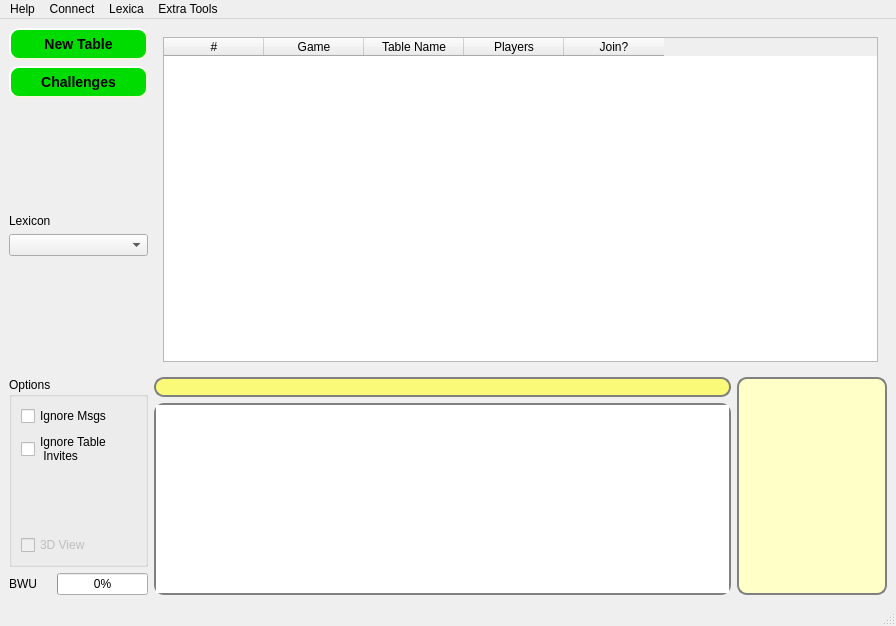
First picture: the form in aerolith/trunk/src/aerolithclient/mainwindow.ui, repository domino14/aerolithdesktop, before the edit.
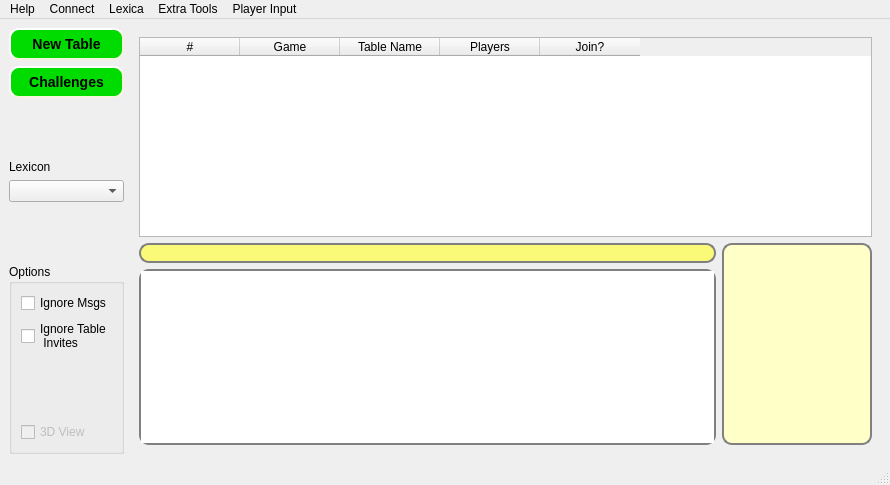
Second picture: the form after the edit. Custom widgets are drawn as their Qt base class.

What changed in the file:
```diff
--- a/aerolith/trunk/src/aerolithclient/mainwindow.ui
+++ b/aerolith/trunk/src/aerolithclient/mainwindow.ui
@@ -7,7 +7,7 @@
     <x>0</x>
     <y>0</y>
     <width>890</width>
-    <height>626</height>
+    <height>485</height>
    </rect>
   </property>
   <property name="baseSize">
@@ -21,7 +21,7 @@
   </property>
   <widget class="QWidget" name="centralwidget">
    <layout class="QGridLayout" name="gridLayout_3">
-    <item row="0" column="0" colspan="2">
+    <item row="0" column="0">
      <widget class="QPushButton" name="pushButtonNewTable">
       <property name="focusPolicy">
        <enum>Qt::NoFocus</enum>
@@ -51,7 +51,7 @@
       </property>
      </widget>
     </item>
-    <item row="0" column="2" rowspan="9">
+    <item row="0" column="1" rowspan="7">
      <widget class="QStackedWidget" name="stackedWidget">
       <property name="currentIndex">
        <number>0</number>
@@ -59,6 +59,8 @@
       <widget class="QWidget" name="page">
        <layout class="QGridLayout" name="gridLayout_2">
         <item row="0" column="0">
+         <layout class="QVBoxLayout" name="verticalLayout_2">
+          <item>
          <widget class="QTableWidget" name="roomTableWidget">
           <property name="sizePolicy">
            <sizepolicy hsizetype="Expanding" vsizetype="Expanding">
@@ -69,7 +71,7 @@
           <property name="minimumSize">
            <size>
             <width>715</width>
-            <height>250</height>
+              <height>200</height>
            </size>
           </property>
           <property name="focusPolicy">
@@ -129,109 +131,7 @@
           </column>
          </widget>
         </item>
-       </layout>
-      </widget>
-      <widget class="QWidget" name="page_2">
-       <layout class="QGridLayout" name="gridLayout_4">
-        <item row="0" column="0">
-         <widget class="QWidget" name="widgetGL" native="true"/>
-        </item>
-       </layout>
-      </widget>
-     </widget>
-    </item>
-    <item row="1" column="0" colspan="2">
-     <widget class="QPushButton" name="pushButtonChallenges">
-      <property name="focusPolicy">
-       <enum>Qt::NoFocus</enum>
-      </property>
-      <property name="styleSheet">
-       <string> QPushButton {
-     background-color: rgb(0, 220, 0);
-     border-style: outset;
-     border-width: 2px;
-     border-radius: 10px;
-     border-color: beige;
-     font: bold 14px;
-     min-width: 5em;
-     padding: 6px;
- }
-QPushButton:disabled{
-	background-color: rgb(0, 100, 0);
-	color: rgb(100, 100, 100);
-}
- QPushButton:pressed {
-     background-color: rgb(0, 150, 0);
-     border-style: inset;
- } </string>
-      </property>
-      <property name="text">
-       <string>Challenges</string>
-      </property>
-     </widget>
-    </item>
-    <item row="4" column="0">
-     <widget class="QLabel" name="label_5">
-      <property name="text">
-       <string>Lexicon</string>
-      </property>
-     </widget>
-    </item>
-    <item row="5" column="0" colspan="2">
-     <widget class="QComboBox" name="comboBoxLexicon">
-      <property name="focusPolicy">
-       <enum>Qt::NoFocus</enum>
-      </property>
-     </widget>
-    </item>
-    <item row="9" column="0" colspan="2">
-     <widget class="QGroupBox" name="groupBox">
-      <property name="title">
-       <string>Options</string>
-      </property>
-      <layout class="QVBoxLayout" name="verticalLayout">
        <item>
-        <widget class="QCheckBox" name="checkBoxIgnoreMsgs">
-         <property name="text">
-          <string>Ignore Msgs</string>
-         </property>
-        </widget>
-       </item>
-       <item>
-        <widget class="QCheckBox" name="checkBoxIgnoreTableInvites">
-         <property name="text">
-          <string>Ignore Table
- Invites</string>
-         </property>
-        </widget>
-       </item>
-       <item>
-        <spacer name="verticalSpacer_2">
-         <property name="orientation">
-          <enum>Qt::Vertical</enum>
-         </property>
-         <property name="sizeHint" stdset="0">
-          <size>
-           <width>20</width>
-           <height>63</height>
-          </size>
-         </property>
-        </spacer>
-       </item>
-       <item>
-        <widget class="QCheckBox" name="checkBox3DView">
-         <property name="enabled">
-          <bool>false</bool>
-         </property>
-         <property name="text">
-          <string>3D View</string>
-         </property>
-        </widget>
-       </item>
-      </layout>
-     </widget>
-    </item>
-    <item row="9" column="2" rowspan="2">
      <layout class="QGridLayout" name="gridLayout">
       <property name="sizeConstraint">
        <enum>QLayout::SetDefaultConstraint</enum>
@@ -297,34 +197,50 @@
       </item>
      </layout>
     </item>
-    <item row="10" column="0">
-     <widget class="QLabel" name="label">
+         </layout>
+        </item>
+       </layout>
+      </widget>
+      <widget class="QWidget" name="page_2">
+       <layout class="QGridLayout" name="gridLayout_4">
+        <item row="0" column="0">
+         <widget class="QWidget" name="widgetGL" native="true"/>
+        </item>
+       </layout>
+      </widget>
+     </widget>
+    </item>
+    <item row="1" column="0">
+     <widget class="QPushButton" name="pushButtonChallenges">
+      <property name="focusPolicy">
+       <enum>Qt::NoFocus</enum>
+      </property>
+      <property name="styleSheet">
+       <string> QPushButton {
+     background-color: rgb(0, 220, 0);
+     border-style: outset;
+     border-width: 2px;
+     border-radius: 10px;
+     border-color: beige;
+     font: bold 14px;
+     min-width: 5em;
+     padding: 6px;
+ }
+QPushButton:disabled{
+	background-color: rgb(0, 100, 0);
+	color: rgb(100, 100, 100);
+}
+ QPushButton:pressed {
+     background-color: rgb(0, 150, 0);
+     border-style: inset;
+ } </string>
+      </property>
       <property name="text">
-       <string>BWU</string>
+       <string>Challenges</string>
       </property>
      </widget>
     </item>
-    <item row="10" column="1">
-     <widget class="QProgressBar" name="progressBarBandwidthUsage">
-      <property name="value">
-       <number>0</number>
-      </property>
-     </widget>
-    </item>
-    <item row="6" column="0">
-     <spacer name="verticalSpacer">
-      <property name="orientation">
-       <enum>Qt::Vertical</enum>
-      </property>
-      <property name="sizeHint" stdset="0">
-       <size>
-        <width>20</width>
-        <height>40</height>
-       </size>
-      </property>
-     </spacer>
-    </item>
-    <item row="3" column="0">
+    <item row="2" column="0">
      <spacer>
       <property name="orientation">
        <enum>Qt::Vertical</enum>
@@ -337,6 +253,80 @@
       </property>
      </spacer>
     </item>
+    <item row="3" column="0">
+     <widget class="QLabel" name="label_5">
+      <property name="text">
+       <string>Lexicon</string>
+      </property>
+     </widget>
+    </item>
+    <item row="4" column="0">
+     <widget class="QComboBox" name="comboBoxLexicon">
+      <property name="focusPolicy">
+       <enum>Qt::NoFocus</enum>
+      </property>
+     </widget>
+    </item>
+    <item row="5" column="0">
+     <spacer name="verticalSpacer">
+      <property name="orientation">
+       <enum>Qt::Vertical</enum>
+      </property>
+      <property name="sizeHint" stdset="0">
+       <size>
+        <width>20</width>
+        <height>40</height>
+       </size>
+      </property>
+     </spacer>
+    </item>
+    <item row="6" column="0">
+     <widget class="QGroupBox" name="groupBox">
+      <property name="title">
+       <string>Options</string>
+      </property>
+      <layout class="QVBoxLayout" name="verticalLayout">
+       <item>
+        <widget class="QCheckBox" name="checkBoxIgnoreMsgs">
+         <property name="text">
+          <string>Ignore Msgs</string>
+         </property>
+        </widget>
+       </item>
+       <item>
+        <widget class="QCheckBox" name="checkBoxIgnoreTableInvites">
+         <property name="text">
+          <string>Ignore Table
+ Invites</string>
+         </property>
+        </widget>
+       </item>
+       <item>
+        <spacer name="verticalSpacer_2">
+         <property name="orientation">
+          <enum>Qt::Vertical</enum>
+         </property>
+         <property name="sizeHint" stdset="0">
+          <size>
+           <width>20</width>
+           <height>63</height>
+          </size>
+         </property>
+        </spacer>
+       </item>
+       <item>
+        <widget class="QCheckBox" name="checkBox3DView">
+         <property name="enabled">
+          <bool>false</bool>
+         </property>
+         <property name="text">
+          <string>3D View</string>
+         </property>
+        </widget>
+       </item>
+      </layout>
+     </widget>
+    </item>
    </layout>
   </widget>
   <widget class="QMenuBar" name="menubar">
@@ -345,7 +335,7 @@
      <x>0</x>
      <y>0</y>
      <width>890</width>
-     <height>25</height>
+     <height>21</height>
     </rect>
    </property>
    <widget class="QMenu" name="menuHelp">
@@ -375,10 +365,19 @@
     <addaction name="actionWord_Filter"/>
     <addaction name="actionWord_Checker"/>
    </widget>
+   <widget class="QMenu" name="menuDonate">
+    <property name="title">
+     <string>Player Input</string>
+    </property>
+    <addaction name="actionSubmitSuggestion"/>
+    <addaction name="separator"/>
+    <addaction name="actionPaypal_Donation"/>
+   </widget>
    <addaction name="menuHelp"/>
    <addaction name="menuConnect"/>
    <addaction name="menuLexica"/>
    <addaction name="menuExtra_Tools"/>
+   <addaction name="menuDonate"/>
   </widget>
   <widget class="QStatusBar" name="statusbar"/>
   <action name="actionAerolith_Help">
```
Left out of the diff: 22 changed lines with no effect on the pictures. Lines whose indentation alone changed are shown as unchanged.
